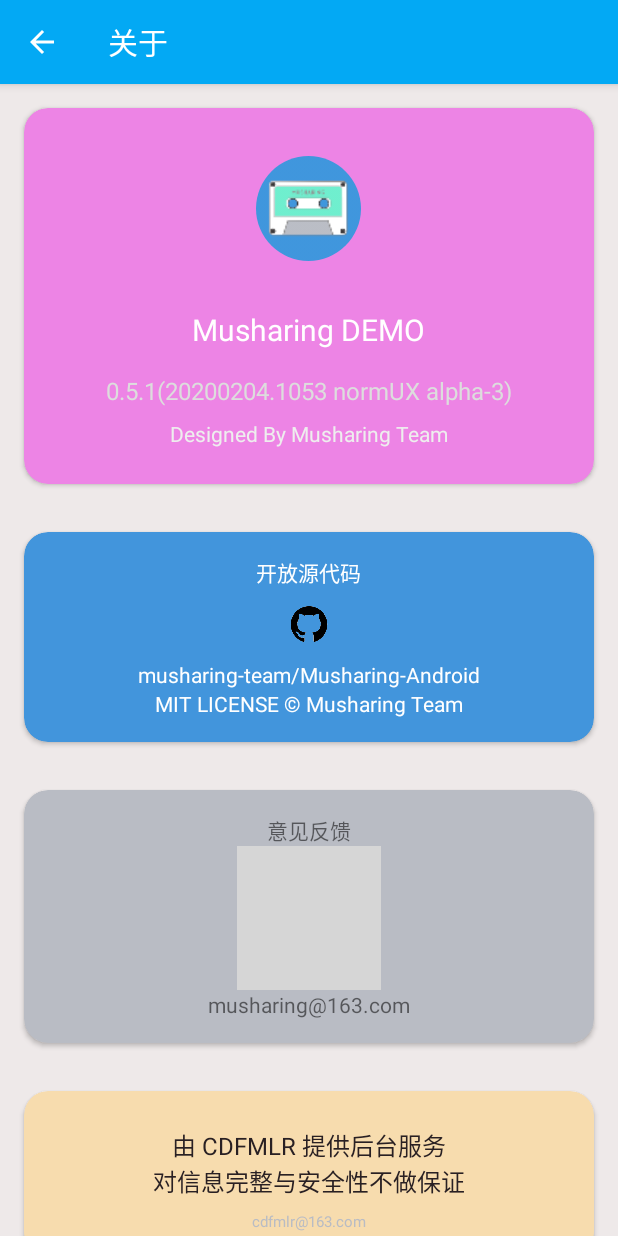
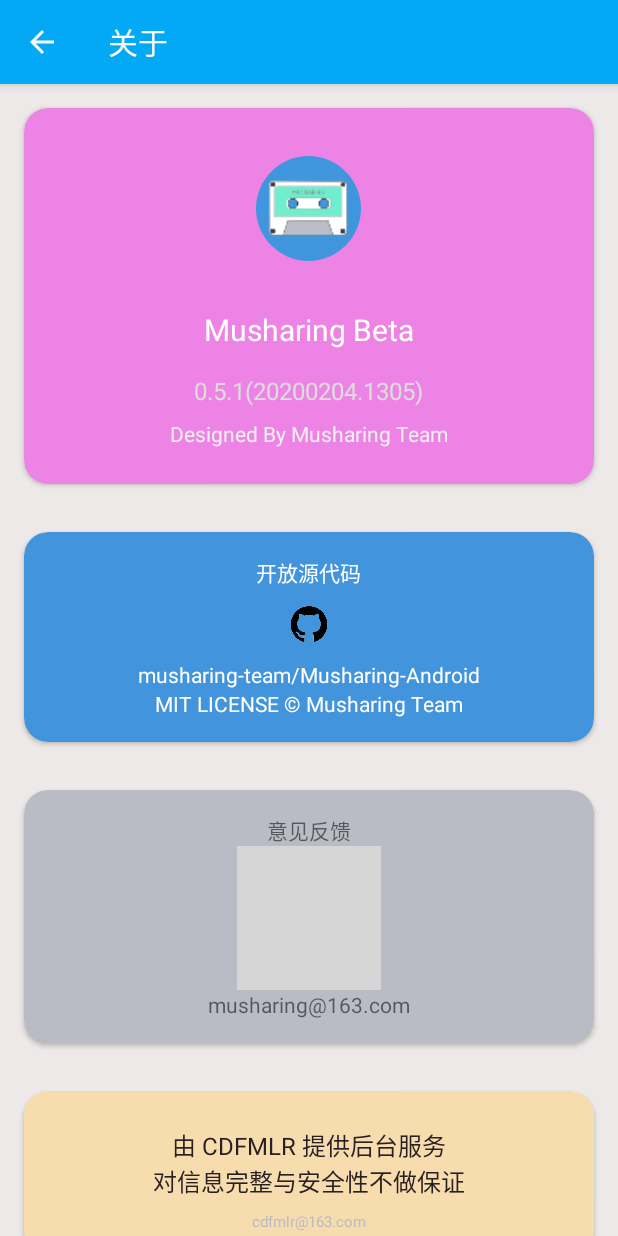
Before and after one commit to musharing-team/Musharing-Android, an Android app: the AboutActivity screen opened directly, with no data from a screen before it, on a phone screen of 412 x 824 dp. Run offline under Robolectric (Android 15) with nearby library versions, the phone set to English and light mode, and no system bars; our stand-ins replace CircleImageView; grey boxes are pictures that could not be loaded.

Commit message:
release musharing-beta v0.5.1

```diff
--- a/app/build.gradle
+++ b/app/build.gradle
@@ -7,7 +7,7 @@
         minSdkVersion 22
         targetSdkVersion 28
         versionCode 16
-        versionName "0.5.1(20200204.1053 normUX alpha-3)"
+        versionName "0.5.1(20200204.1305)"
         testInstrumentationRunner "android.support.test.runner.AndroidJUnitRunner"
     }
     compileOptions {
--- a/app/src/main/res/layout/activity_boot.xml
+++ b/app/src/main/res/layout/activity_boot.xml
@@ -54,7 +54,7 @@
                 android:layout_height="wrap_content" />
 
             <TextView
-                android:text="DEMO = normUX"
+                android:text="Beta"
                 android:textSize="16dp"
                 android:textColor="@color/tpsl2Grey"
                 android:layout_width="wrap_content"
--- a/app/src/main/res/values/strings.xml
+++ b/app/src/main/res/values/strings.xml
@@ -1,6 +1,6 @@
 <resources>
-    <string name="app_name">Musharing DEMO</string>
-    <string name="version">0.5.1(20200204.1053 normUX alpha-3)</string>
+    <string name="app_name">Musharing Beta</string>
+    <string name="version">0.5.1(20200204.1305)</string>
     <string name="lorem">Lorem ipsum dolor sit amet, consectetur adipiscing elit. Duis ullamcorper enim vel odio ullamcorper, eget efficitur lacus vestibulum. Nullam lobortis nibh sed quam sollicitudin iaculis. Proin consectetur aliquam lorem, sed sagittis nunc consequat nec. Nam id interdum metus. Suspendisse consequat, metus vitae volutpat aliquam, augue lectus gravida metus, a volutpat nisl neque a neque. Nunc tempus eget velit cursus ornare. Sed consequat posuere pellentesque. In placerat eu ex non molestie. Morbi lacinia nulla volutpat eleifend faucibus. Nulla ac justo sit amet lorem aliquet feugiat et eget risus. Nunc a metus nunc. Nunc sit amet vestibulum enim.</string>
 
     <!-- TODO: Remove or change this placeholder text -->
```
Also changed, not shown: 6 other files.
